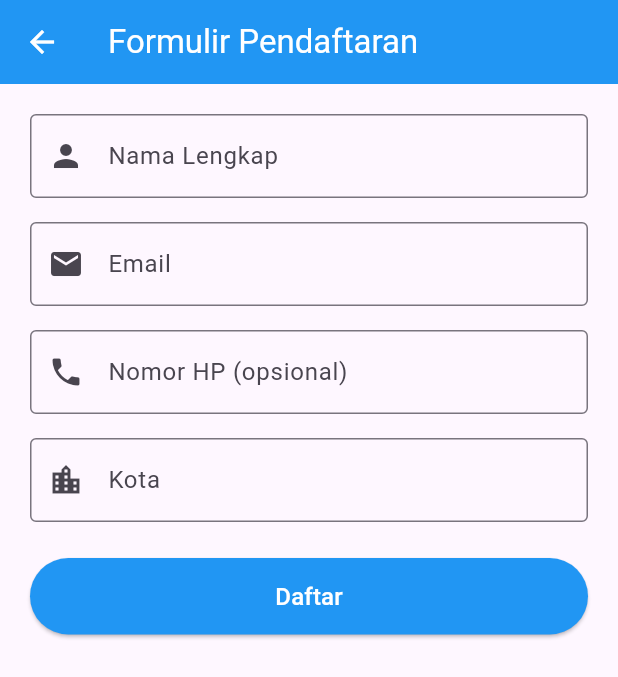
After one commit to imamyunianto19a/flutter_projectimam, a Flutter app: the screen it shows after launch, in the side drawer, after a tap on "Tugas 10: Form Pendaftaran", on a phone screen of 412 x 824 dp. The commit adds this screen. Shown: the top 677 px of the screen. Run offline on Flutter 3.47's test engine with Material 3 defaults, Android fonts, the light colour scheme and no system bars.

Commit message:
Tugas 10

```diff
--- a/lib/pages/drawer_menu.dart
+++ b/lib/pages/drawer_menu.dart
@@ -1,5 +1,5 @@
 import 'package:flutter/material.dart';
-
+import 'form_pendaftaran_page.dart'; // taruh di bagian import paling atas
 import 'tugas9_page.dart'; // sesuaikan path kalau tugas9_page.dart ada di folder beda
 
 class DrawerMenu extends StatelessWidget {
@@ -137,7 +137,6 @@ class DrawerMenu extends StatelessWidget {
 
           const Divider(),
 
-          // =================================================
           // TUGAS 9 - KATEGORI MAKANAN RINGAN
           // =================================================
           ListTile(
@@ -154,7 +153,20 @@ class DrawerMenu extends StatelessWidget {
               );
             },
           ),
-        ],
+              // TUGAS 10 - FORM PENDAFTARAN
+          // =================================================
+          ListTile(
+            leading: const Icon(Icons.how_to_reg),
+            title: const Text('Tugas 10: Form Pendaftaran'),
+            onTap: () {
+              Navigator.pop(context);
+              Navigator.push(
+                context,
+                MaterialPageRoute(builder: (context) => const FormPendaftaranPage()),
+              );
+            },
+          ),
+      ],
       ),
     );
   }
--- /dev/null
+++ b/lib/pages/form_pendaftaran_page.dart
@@ -0,0 +1,184 @@
+import 'package:flutter/material.dart';
+
+import 'konfirmasi_page.dart';
+
+class FormPendaftaranPage extends StatefulWidget {
+  const FormPendaftaranPage({super.key});
+
+  @override
+  State<FormPendaftaranPage> createState() => _FormPendaftaranPageState();
+}
+
+class _FormPendaftaranPageState extends State<FormPendaftaranPage> {
+  final _formKey = GlobalKey<FormState>();
+
+  final TextEditingController _namaController = TextEditingController();
+  final TextEditingController _emailController = TextEditingController();
+  final TextEditingController _hpController = TextEditingController();
+  final TextEditingController _kotaController = TextEditingController();
+
+  @override
+  void dispose() {
+    _namaController.dispose();
+    _emailController.dispose();
+    _hpController.dispose();
+    _kotaController.dispose();
+    super.dispose();
+  }
+
+  // =====================================================
+  // VALIDASI & TAMPILKAN DIALOG
+  // =====================================================
+  void _prosesDaftar() {
+    if (_formKey.currentState!.validate()) {
+      showDialog(
+        context: context,
+        barrierDismissible: false,
+        builder: (context) {
+          return AlertDialog(
+            title: const Text('Ringkasan Pendaftaran'),
+            content: Column(
+              mainAxisSize: MainAxisSize.min,
+              crossAxisAlignment: CrossAxisAlignment.start,
+              children: [
+                Text('Nama Lengkap : ${_namaController.text}'),
+                const SizedBox(height: 6),
+                Text('Email        : ${_emailController.text}'),
+                const SizedBox(height: 6),
+                Text(
+                  'Nomor HP     : ${_hpController.text.isEmpty ? '-' : _hpController.text}',
+                ),
+                const SizedBox(height: 6),
+                Text('Kota         : ${_kotaController.text}'),
+              ],
+            ),
+            actions: [
+              TextButton(
+                onPressed: () => Navigator.pop(context), // tutup dialog aja
+                child: const Text('Batal'),
+              ),
+              ElevatedButton(
+                onPressed: () {
+                  Navigator.pop(context); // tutup dialog dulu
+
+                  Navigator.push(
+                    context,
+                    MaterialPageRoute(
+                      builder: (context) => KonfirmasiPage(
+                        nama: _namaController.text,
+                        kota: _kotaController.text,
+                      ),
+                    ),
+                  );
+                },
+                child: const Text('Lanjut'),
+              ),
+            ],
+          );
+        },
+      );
+    }
+  }
+
+  @override
+  Widget build(BuildContext context) {
+    return Scaffold(
+      appBar: AppBar(
+        title: const Text('Formulir Pendaftaran'),
+        backgroundColor: Colors.blue,
+        foregroundColor: Colors.white,
+      ),
+      body: Padding(
+        padding: const EdgeInsets.all(20),
+        child: Form(
+          key: _formKey,
+          child: ListView(
+            children: [
+              // =============== NAMA LENGKAP ===============
+              TextFormField(
+                controller: _namaController,
+                decoration: const InputDecoration(
+                  labelText: 'Nama Lengkap',
+                  border: OutlineInputBorder(),
+                  prefixIcon: Icon(Icons.person),
+                ),
+                validator: (value) {
+                  if (value == null || value.trim().isEmpty) {
+                    return 'Nama lengkap wajib diisi';
+                  }
+                  return null;
+                },
+              ),
+              const SizedBox(height: 16),
+
+              // =============== EMAIL ===============
+              TextFormField(
+                controller: _emailController,
+                decoration: const InputDecoration(
+                  labelText: 'Email',
+                  border: OutlineInputBorder(),
+                  prefixIcon: Icon(Icons.email),
+                ),
+                keyboardType: TextInputType.emailAddress,
+                validator: (value) {
+                  if (value == null || value.trim().isEmpty) {
+                    return 'Email wajib diisi';
+                  }
+                  if (!value.contains('@')) {
+                    return 'Email harus mengandung karakter @';
+                  }
+                  return null;
+                },
+              ),
+              const SizedBox(height: 16),
+
+              // =============== NOMOR HP (BOLEH KOSONG) ===============
+              TextFormField(
+                controller: _hpController,
+                decoration: const InputDecoration(
+                  labelText: 'Nomor HP (opsional)',
+                  border: OutlineInputBorder(),
+                  prefixIcon: Icon(Icons.phone),
+                ),
+                keyboardType: TextInputType.phone,
+                // tidak ada validator -> boleh kosong
+              ),
+              const SizedBox(height: 16),
+
+              // =============== KOTA (WAJIB) ===============
+              TextFormField(
+                controller: _kotaController,
+                decoration: const InputDecoration(
+                  labelText: 'Kota',
+                  border: OutlineInputBorder(),
+                  prefixIcon: Icon(Icons.location_city),
+                ),
+                validator: (value) {
+                  if (value == null || value.trim().isEmpty) {
+                    return 'Kota wajib diisi';
+                  }
+                  return null;
+                },
+              ),
+              const SizedBox(height: 24),
+
+              // =============== TOMBOL DAFTAR ===============
+              SizedBox(
+                width: double.infinity,
+                child: ElevatedButton(
+                  onPressed: _prosesDaftar,
+                  style: ElevatedButton.styleFrom(
+                    backgroundColor: Colors.blue,
+                    foregroundColor: Colors.white,
+                    padding: const EdgeInsets.symmetric(vertical: 14),
+                  ),
+                  child: const Text('Daftar', style: TextStyle(fontSize: 16)),
+                ),
+              ),
+            ],
+          ),
+        ),
+      ),
+    );
+  }
+}
```
Also changed, not shown: lib/pages/konfirmasi_page.dart (added, +47 -0 lines).
